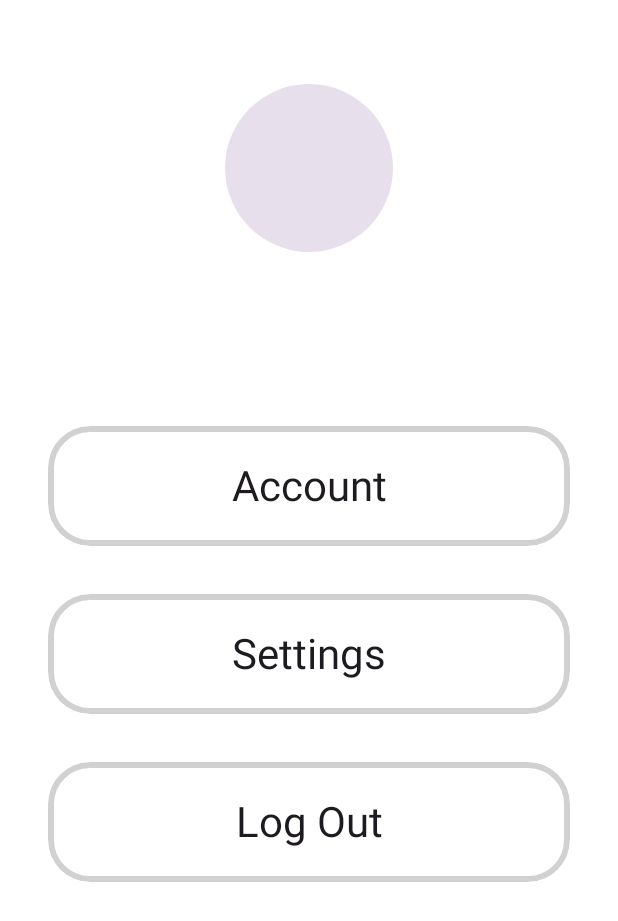
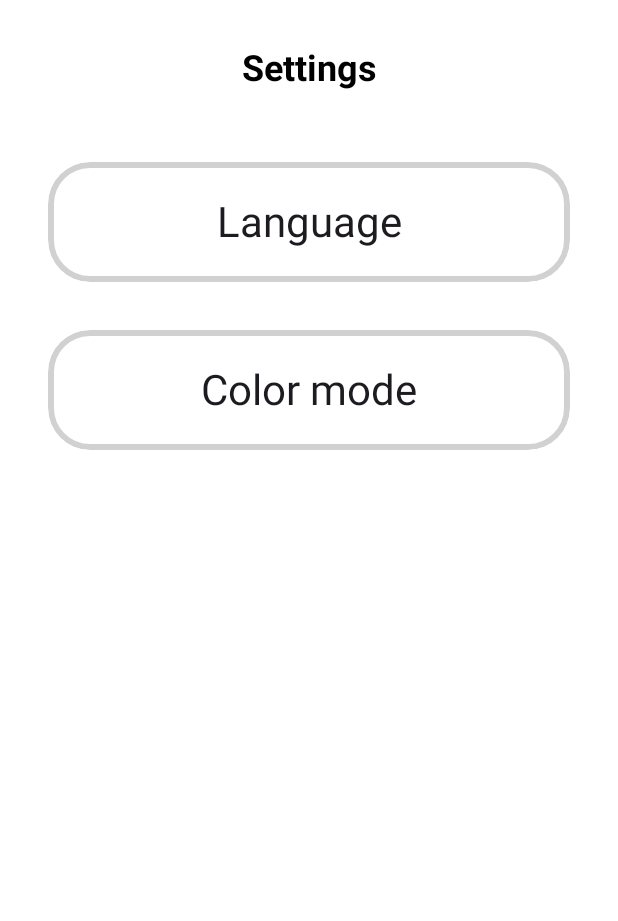
Before and after one commit to KonarAndriiana/kmm, an Android app built with Jetpack Compose: the ProfileMenuScreen screen opened through its navigation route, after a tap on "Settings", on a phone screen of 412 x 824 dp. Shown: the top 921 px of the screen. Run offline under Robolectric (Android 15) with nearby library versions, the phone set to English and light mode, and no system bars; our stand-ins replace Firebase (no records; nobody signed in at launch, a user with empty details on screens opened directly); libraries missing offline, so code that uses them is left out: dev.gitlive.firebase; pictures from the network do not load; 5 statements that could not run were skipped.

Commit message:
add a simple SettingsScreen

```diff
--- a/androidApp/src/main/java/com/example/kmm/android/MainActivity.kt
+++ b/androidApp/src/main/java/com/example/kmm/android/MainActivity.kt
@@ -21,6 +21,7 @@ import com.example.kmm.android.ui.LectureListByCourse
 import com.example.kmm.android.ui.LoginScreen
 import com.example.kmm.android.ui.ProfileMenuScreen
 import com.example.kmm.android.ui.RegisterScreen
+import com.example.kmm.android.ui.SettingsScreen
 
 class MainActivity : ComponentActivity() {
     override fun onCreate(savedInstanceState: Bundle?) {
@@ -52,6 +53,9 @@ class MainActivity : ComponentActivity() {
                 composable("accountDetails") {
                     AccountDetailsScreen()
                 }
+                composable("settings") {
+                    SettingsScreen()
+                }
                 composable(
                     "lectures/{courseId}",
                     arguments = listOf(
--- a/androidApp/src/main/java/com/example/kmm/android/ui/ProfileMenuScreen.kt
+++ b/androidApp/src/main/java/com/example/kmm/android/ui/ProfileMenuScreen.kt
@@ -76,7 +76,7 @@ fun ProfileMenuScreen(
 
         val items = listOf(
             MenuItem("Account")  { navController.navigate("accountDetails") },
-            MenuItem("Settings") { /* no-op for now */              },
+            MenuItem("Settings") { navController.navigate("settings") },
             MenuItem("Log Out")  {
                 authViewModel.logout()
                 navController.navigate("login") { popUpTo("courseList") { inclusive = true } }
--- /dev/null
+++ b/androidApp/src/main/java/com/example/kmm/android/ui/SettingsScreen.kt
@@ -0,0 +1,62 @@
+package com.example.kmm.android.ui
+
+import androidx.compose.foundation.background
+import androidx.compose.foundation.border
+import androidx.compose.foundation.layout.Box
+import androidx.compose.foundation.layout.Column
+import androidx.compose.foundation.layout.fillMaxSize
+import androidx.compose.foundation.layout.fillMaxWidth
+import androidx.compose.foundation.layout.height
+import androidx.compose.foundation.layout.padding
+import androidx.compose.foundation.shape.RoundedCornerShape
+import androidx.compose.material3.MaterialTheme
+import androidx.compose.material3.Text
+import androidx.compose.runtime.Composable
+import androidx.compose.ui.Alignment
+import androidx.compose.ui.Modifier
+import androidx.compose.ui.draw.clip
+import androidx.compose.ui.graphics.Color
+import androidx.compose.ui.text.font.FontWeight
+import androidx.compose.ui.unit.dp
+import androidx.compose.ui.unit.sp
+
+@Composable
+fun SettingsScreen(
+) {
+    Column(
+        modifier = Modifier
+            .fillMaxSize()
+            .background(Color.White)
+            .padding(32.dp),
+        horizontalAlignment = Alignment.CenterHorizontally
+    ) {
+        Text(
+            text = "Settings",
+            fontSize = 24.sp,
+            fontWeight = FontWeight.Bold,
+            modifier = Modifier.padding(bottom = 32.dp)
+        )
+
+        listOf("Language", "Color mode").forEach { label ->
+            Box(
+                modifier = Modifier
+                    .fillMaxWidth()
+                    .height(112.dp)
+                    .padding(vertical = 16.dp)
+                    .clip(RoundedCornerShape(28.dp))
+                    .border(
+                        width = 4.dp,
+                        color = MaterialTheme.colorScheme.onSurface.copy(alpha = 0.2f),
+                        shape = RoundedCornerShape(28.dp)
+                    ),
+                contentAlignment = Alignment.Center
+            ) {
+                Text(
+                    text = label,
+                    fontSize = 28.sp,
+                    color = MaterialTheme.colorScheme.onSurface
+                )
+            }
+        }
+    }
+}
```
